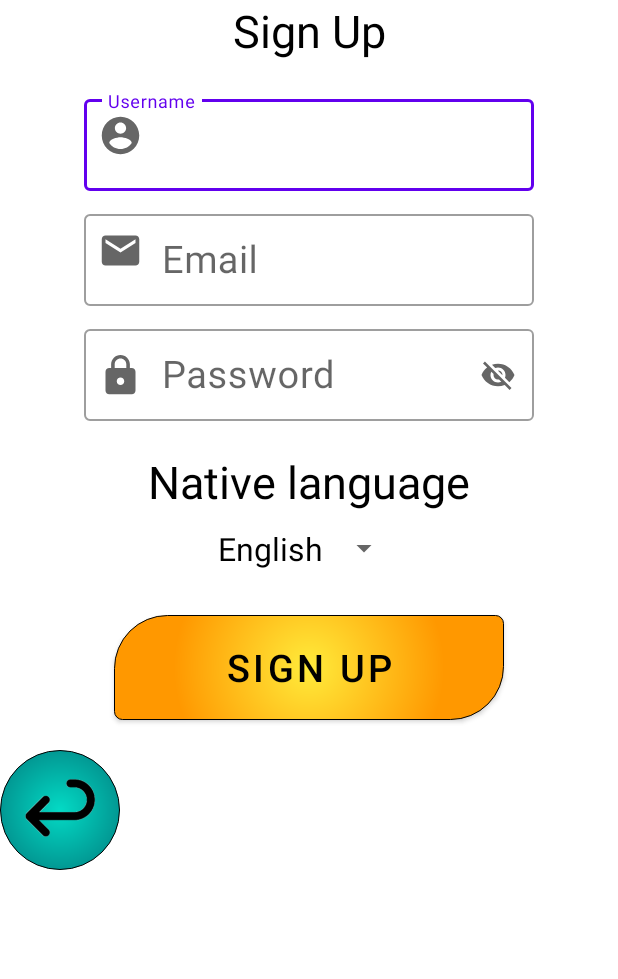
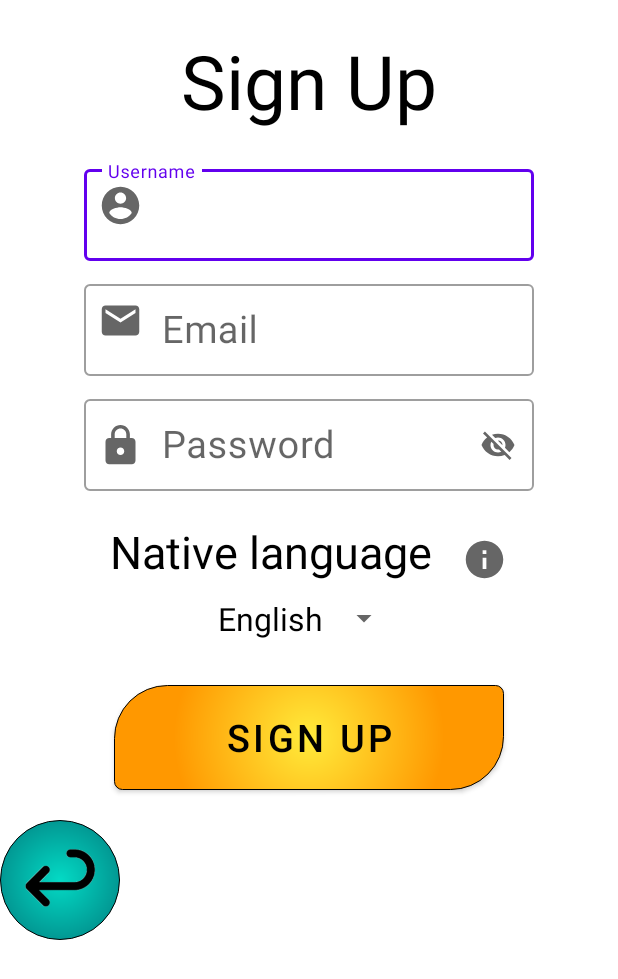
Before and after one commit to IlaiGrin/projectTranslator, an Android app: the screen it shows after launch (SignUpActivity), after a tap on "SIGN UP", on a phone screen of 412 x 824 dp. Shown: the top 979 px of the screen. Run offline under Robolectric (Android 15) with nearby library versions, the phone set to English and light mode, and no system bars; our stand-ins replace Firebase (no records; nobody signed in at launch, a user with empty details on screens opened directly); libraries missing offline, so code that uses them is left out: com.google.mlkit.nl; 1 statement that could not run was skipped; 2 other taps on this screen came first.

Commit message:
fragment anim

```diff
--- a/app/src/main/java/com/example/projecttranslator/AddWordFragment.java
+++ b/app/src/main/java/com/example/projecttranslator/AddWordFragment.java
@@ -87,8 +87,6 @@ public class AddWordFragment extends Fragment implements View.OnClickListener {
         getView().findViewById(R.id.camera_img).setOnClickListener(this);
 
         getView().findViewById(R.id.switch_languages_img).setOnClickListener(this);
-
-        Utils.putStringInSP(getContext(),"previous_fragment", "translator");
     }
 
     private void saveWord(TextView translation){
--- a/app/src/main/java/com/example/projecttranslator/ProfileFragment.java
+++ b/app/src/main/java/com/example/projecttranslator/ProfileFragment.java
@@ -59,7 +59,10 @@ public class ProfileFragment extends Fragment {
         isSpinnerBuilt = false;
         initializeSpinner();
 
-        usernameDisplay.setText("Username: "+Utils.user.getUsername());
+        if(Utils.user.getUsername() == null)
+            usernameDisplay.setText("Username: ");
+        else
+            usernameDisplay.setText("Username: "+Utils.user.getUsername());
         usernameLayout.setStartIconOnClickListener(view1 -> {
             usernameEditText.setVisibility(View.VISIBLE);
             usernameLayout.setEndIconDrawable(R.drawable.ic_done);
@@ -79,18 +82,9 @@ public class ProfileFragment extends Fragment {
             startActivity(new Intent(getContext(), LogInActivity.class));
         });
 
-        getView().findViewById(R.id.native_language_info_img).setOnClickListener(view1 -> {
-            nativeLanguageDialog();
-        });
+        getView().findViewById(R.id.native_language_info_img).setOnClickListener(view1 -> Utils.nativeLanguageDialog(getContext()));
+    }
 
-        Utils.putStringInSP(context, "previous_fragment","profile");
-    }
-    private void nativeLanguageDialog(){
-        dialog = new Dialog(getContext());
-        dialog.setContentView(R.layout.native_dialog);
-        dialog.setCancelable(true);
-        dialog.show();
-    }
     private void initializeSpinner(){
         //initialize the native language spinner
         spinner = getView().findViewById(R.id.select_native_language_spinner);
--- a/app/src/main/java/com/example/projecttranslator/SignUpActivity.java
+++ b/app/src/main/java/com/example/projecttranslator/SignUpActivity.java
@@ -51,6 +51,8 @@ FirebaseAuth firebaseAuth;
             }
         });
 
+        findViewById(R.id.native_language_info_img).setOnClickListener(view1 -> Utils.nativeLanguageDialog(this));
+
         findViewById(R.id.backward_img).setOnClickListener(view -> startActivity(new Intent(this, LogInActivity.class)));
     }
     private void initializeSpinner(){
--- a/app/src/main/java/com/example/projecttranslator/VocabularyFragment.java
+++ b/app/src/main/java/com/example/projecttranslator/VocabularyFragment.java
@@ -34,8 +34,6 @@ public class VocabularyFragment extends Fragment {
             displayVocabularyOptions(getContext(), Utils.user.getDictionary());
         else
             FirebaseDBManager.readOnlyVocabularyOptions(getContext());
-
-        Utils.putStringInSP(getContext(),"previous_fragment", "vocabulary");
     }
 
     public static void displayVocabularyOptions(Context context, List<VocabularyDB> vocabularyList){
--- a/app/src/main/java/com/example/projecttranslator/WordTranslator.java
+++ b/app/src/main/java/com/example/projecttranslator/WordTranslator.java
@@ -56,8 +56,4 @@ public class WordTranslator {
         }).addOnFailureListener(exception -> Toast.makeText(context, "Fail to download modal", Toast.LENGTH_SHORT).show())
         .addOnCompleteListener(complete ->Utils.setProgressBar(layout, downloadModelBar, false));
     }
-
-
-
-
 }
--- /dev/null
+++ b/app/src/main/res/anim/slide_in_left.xml
@@ -0,0 +1,7 @@
+<?xml version="1.0" encoding="utf-8"?>
+<set xmlns:android="http://schemas.android.com/apk/res/android">
+    <translate
+        android:duration="@android:integer/config_mediumAnimTime"
+        android:fromXDelta="-100%p"
+        android:toXDelta="0" />
+</set>
--- /dev/null
+++ b/app/src/main/res/anim/slide_in_right.xml
@@ -0,0 +1,7 @@
+<?xml version="1.0" encoding="utf-8"?>
+<set xmlns:android="http://schemas.android.com/apk/res/android">
+    <translate
+        android:duration="@android:integer/config_mediumAnimTime"
+        android:fromXDelta="100%p"
+        android:toXDelta="0" />
+</set>
--- /dev/null
+++ b/app/src/main/res/anim/slide_out_left.xml
@@ -0,0 +1,7 @@
+<?xml version="1.0" encoding="utf-8"?>
+<set xmlns:android="http://schemas.android.com/apk/res/android">
+    <translate
+        android:duration="@android:integer/config_mediumAnimTime"
+        android:fromXDelta="0"
+        android:toXDelta="-100%p" />
+</set>
--- /dev/null
+++ b/app/src/main/res/anim/slide_out_right.xml
@@ -0,0 +1,7 @@
+<?xml version="1.0" encoding="utf-8"?>
+<set xmlns:android="http://schemas.android.com/apk/res/android">
+    <translate
+        android:duration="@android:integer/config_mediumAnimTime"
+        android:fromXDelta="0"
+        android:toXDelta="100%p" />
+</set>
--- a/app/src/main/res/layout/activity_sign_up.xml
+++ b/app/src/main/res/layout/activity_sign_up.xml
@@ -11,9 +11,10 @@
         android:layout_width="match_parent"
         android:layout_height="wrap_content"
         android:text="Sign Up"
-        android:textSize="30dp"
+        android:textSize="50dp"
         android:textColor="@color/black"
-        android:gravity="center"/>
+        android:gravity="center"
+        android:layout_marginTop="20dp"/>
 
     <com.google.android.material.textfield.TextInputLayout
         android:id="@+id/username_edit_txt_layout"
@@ -78,15 +79,31 @@
 
     </com.google.android.material.textfield.TextInputLayout>
 
-
-    <TextView
+    <LinearLayout
+        android:layout_marginTop="20dp"
         android:layout_width="wrap_content"
         android:layout_height="wrap_content"
-        android:text="Native language"
-        android:textColor="@color/black"
-        android:textSize="30dp"
-        android:layout_marginTop="20dp"
-        android:layout_gravity="center" />
+        android:orientation="horizontal"
+        android:layout_gravity="center">
+
+        <TextView
+            android:layout_width="wrap_content"
+            android:layout_height="wrap_content"
+            android:text="Native language"
+            android:textColor="@color/black"
+            android:textSize="30dp" />
+
+        <ImageView
+            android:id="@+id/native_language_info_img"
+            android:layout_width="wrap_content"
+            android:layout_height="wrap_content"
+            android:src="@drawable/ic_info"
+            android:layout_gravity="bottom"
+            android:layout_marginLeft="20dp"/>
+
+    </LinearLayout>
+
+
 
     <Spinner
         android:id="@+id/select_native_language_spinner"
```
Also changed, not shown: app/src/main/java/com/example/projecttranslator/MainActivity.java (+61 -4 lines), app/src/main/java/com/example/projecttranslator/Utils.java (+8 -0 lines), app/src/main/res/layout/activity_login.xml (+4 -3 lines).
